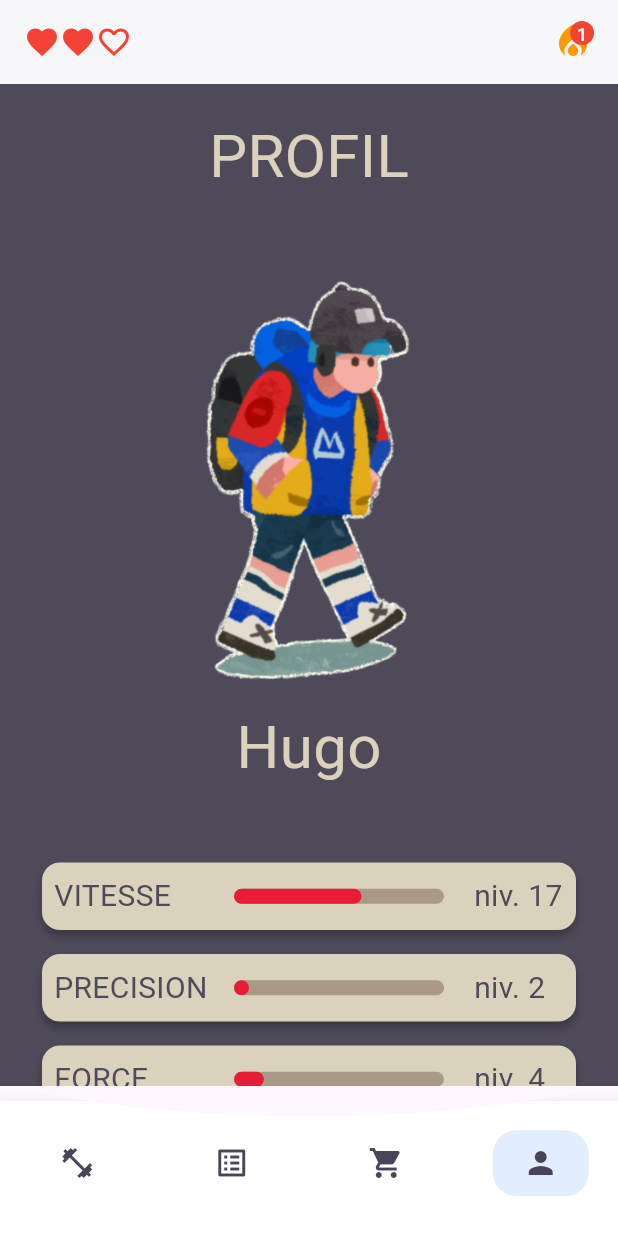
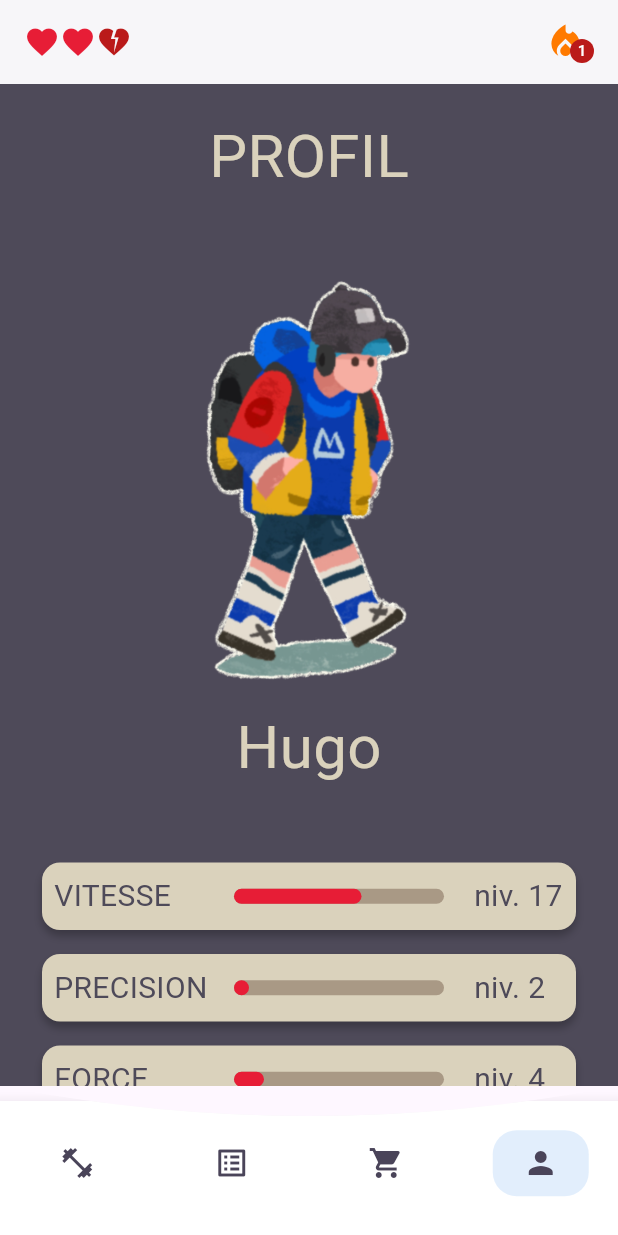
Before and after one commit to Playfit-app/Playfit, a Flutter app: the HomePage screen opened by its route, item 4 of the bottom bar chosen, on a phone screen of 412 x 824 dp. Run offline on Flutter 3.47's test engine with Material 3 defaults, Android fonts, the phone set to English and light mode, and no system bars; our stand-ins replace camera, flutter_dotenv, flutter_secure_storage, google_fonts, google_sign_in; missing offline and left inert: flame, google_ml_kit, google_mlkit_pose_detection; accounts and stored records are empty; Roboto replaces fonts that are missing (Amaranth).

Commit message:
style: correct colors and icons for top bar

```diff
--- a/playfit-mobile/playfit/lib/components/top_bar.dart
+++ b/playfit-mobile/playfit/lib/components/top_bar.dart
@@ -10,21 +10,26 @@ class TopBar extends StatelessWidget {
       children: [
         Row(
           children: [
-            Icon(Icons.favorite, color: Colors.red),
-            Icon(Icons.favorite, color: Colors.red),
-            Icon(Icons.favorite_border, color: Colors.red),
+            Icon(Icons.favorite, color: Color.fromARGB(255, 231, 29, 54)),
+            Icon(Icons.favorite, color: Color.fromARGB(255, 231, 29, 54)),
+            Icon(Icons.heart_broken, color: Color.fromARGB(255, 186, 26, 26)),
           ],
         ),
         Stack(
           children: [
-            Icon(Icons.local_fire_department, color: Colors.orange, size: 28),
+            Padding(
+              padding: EdgeInsets.only(right: 5),
+              child: Icon(Icons.local_fire_department,
+                  color: Color.fromARGB(255, 255, 122, 0), size: 28),
+            ),
             Positioned(
               right: 0,
-              top: 0,
+              bottom: 0,
               child: CircleAvatar(
-                backgroundColor: Colors.red,
+                backgroundColor: Color.fromARGB(255, 186, 26, 26),
                 radius: 8,
-                child: Text('1', style: TextStyle(fontSize: 12, color: Colors.white)),
+                child: Text('1',
+                    style: TextStyle(fontSize: 10, color: Colors.white)),
               ),
             )
           ],
```
